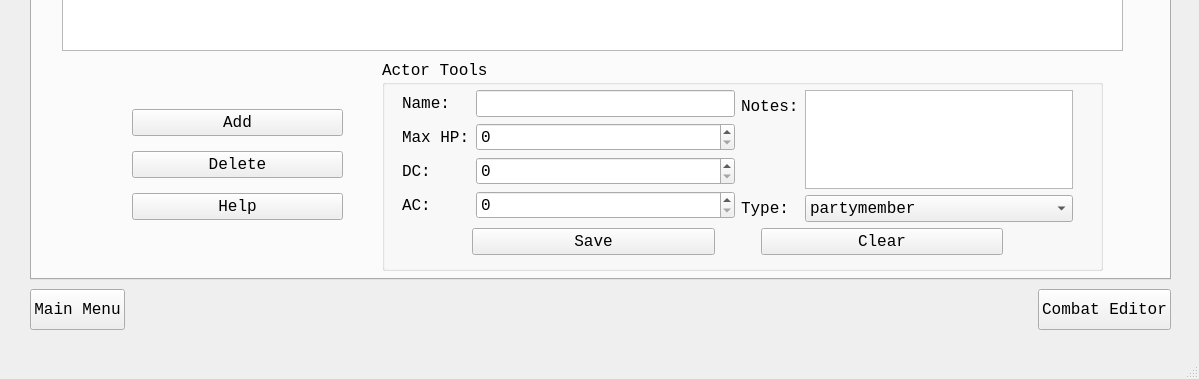
This is Dnd-Combat-Tracker/mainwindow.ui in taintedbones/Dnd-Combat-Tracker as Qt 5 draws it before an edit; both pictures show x 0 to 1199 and y 561 to 940 of the 1199 by 940 pixel window. The edited form follows.
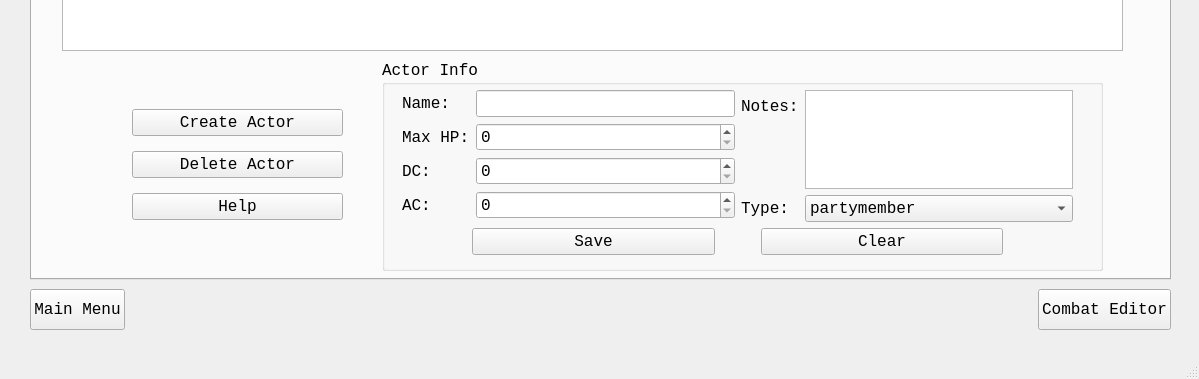
This is the edited form. The open tabs and pages were chosen to show the change.

Commit message: Button text changed. Combobox enable/disable configuration set

```diff
--- a/Dnd-Combat-Tracker/mainwindow.ui
+++ b/Dnd-Combat-Tracker/mainwindow.ui
@@ -965,14 +965,14 @@
          <item>
           <widget class="QPushButton" name="addActor_dbEdit_pushButton">
            <property name="text">
-            <string>Add</string>
+            <string>Create Actor</string>
            </property>
           </widget>
          </item>
          <item>
           <widget class="QPushButton" name="deleteActor_dbEdit_pushButton">
            <property name="text">
-            <string>Delete</string>
+            <string>Delete Actor</string>
            </property>
           </widget>
          </item>
@@ -1085,7 +1085,7 @@
          </rect>
         </property>
         <property name="title">
-         <string>Actor Tools</string>
+         <string>Actor Info</string>
         </property>
         <widget class="QWidget" name="verticalLayoutWidget_6">
          <property name="geometry">
```
Left out of the diff: 4 changed lines with no effect on the pictures. The commit also changes 1 other file.
